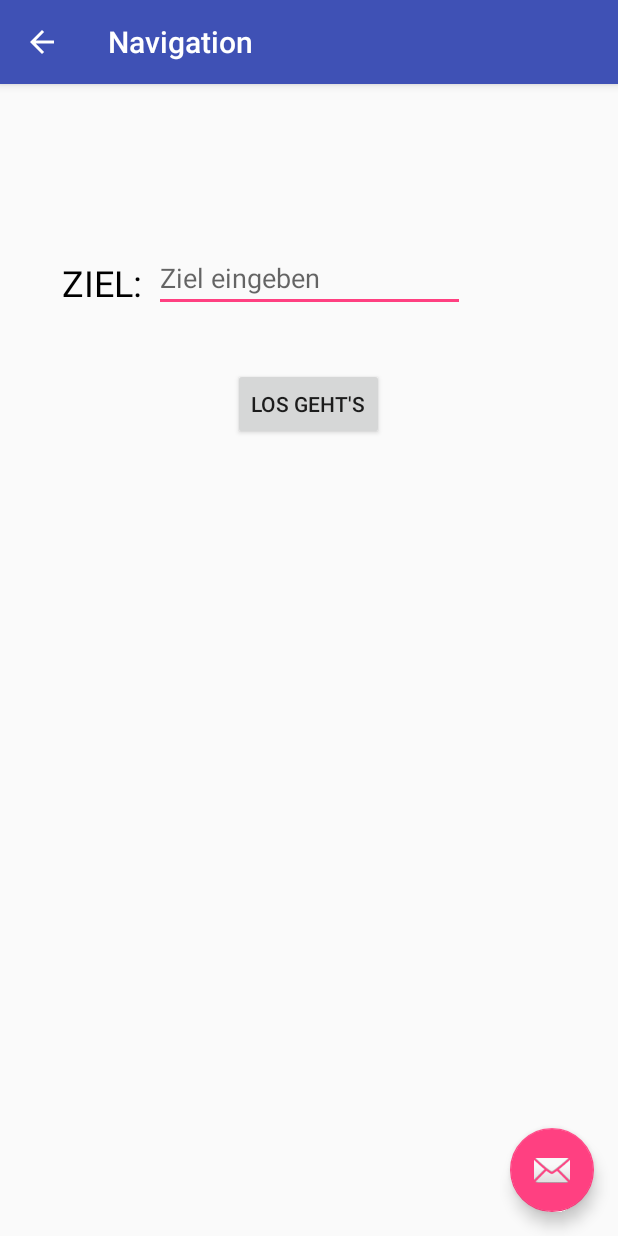
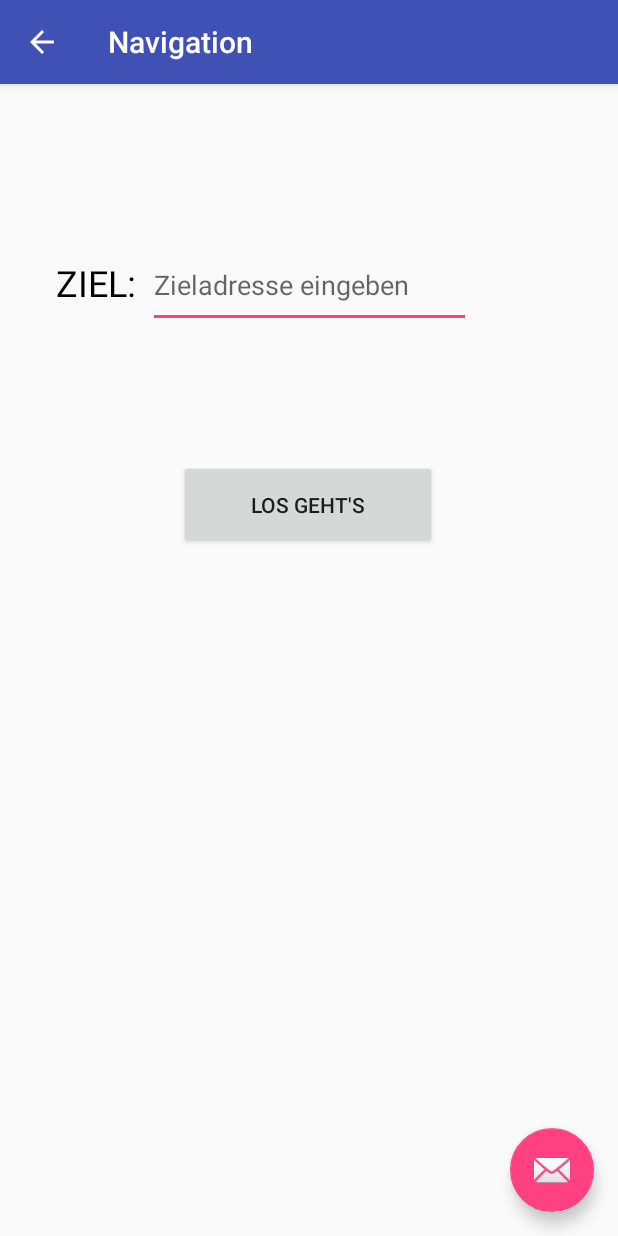
Before and after one commit to cherob/vibraboots-application, an Android app: the NavigationActivityFragment screen opened directly, with no data from a screen before it, on a phone screen of 412 x 824 dp. Run offline under Robolectric (Android 15) with nearby library versions, the phone set to English and light mode, and no system bars.

Commit message:
1.1.6
Style Changes

```diff
--- a/app/src/main/res/layout/fragment_navigation_start.xml
+++ b/app/src/main/res/layout/fragment_navigation_start.xml
@@ -9,14 +9,14 @@
 
     <EditText
         android:id="@+id/txtZiel"
-        android:layout_width="207dp"
-        android:layout_height="wrap_content"
+        android:layout_width="215dp"
+        android:layout_height="57dp"
         android:layout_marginBottom="8dp"
         android:layout_marginEnd="8dp"
         android:layout_marginStart="8dp"
         android:layout_marginTop="8dp"
         android:ems="10"
-        android:hint="Ziel eingeben"
+        android:hint="Zieladresse eingeben"
         android:inputType="textPostalAddress"
         app:layout_constraintBottom_toBottomOf="parent"
         app:layout_constraintEnd_toEndOf="parent"
@@ -45,8 +45,8 @@
 
     <Button
         android:id="@+id/btnStart"
-        android:layout_width="wrap_content"
-        android:layout_height="wrap_content"
+        android:layout_width="172dp"
+        android:layout_height="59dp"
         android:layout_marginBottom="8dp"
         android:layout_marginEnd="8dp"
         android:layout_marginStart="8dp"
@@ -54,9 +54,9 @@
         android:text="Los Geht's"
         app:layout_constraintBottom_toBottomOf="parent"
         app:layout_constraintEnd_toEndOf="parent"
-        app:layout_constraintHorizontal_bias="0.498"
+        app:layout_constraintHorizontal_bias="0.497"
         app:layout_constraintStart_toStartOf="parent"
         app:layout_constraintTop_toTopOf="parent"
-        app:layout_constraintVertical_bias="0.258" />
+        app:layout_constraintVertical_bias="0.35000002" />
 
 </android.support.constraint.ConstraintLayout>
--- a/app/src/main/res/values/colors.xml
+++ b/app/src/main/res/values/colors.xml
@@ -1,6 +1,6 @@
 <?xml version="1.0" encoding="utf-8"?>
 <resources>
     <color name="colorPrimary">#3F51B5</color>
-    <color name="colorPrimaryDark">#303F9F</color>
+    <color name="colorPrimaryDark">#303f9f</color>
     <color name="colorAccent">#FF4081</color>
 </resources>
```
Also changed, not shown: app/src/main/res/layout/nav_header_pairing.xml (+6 -4 lines).
